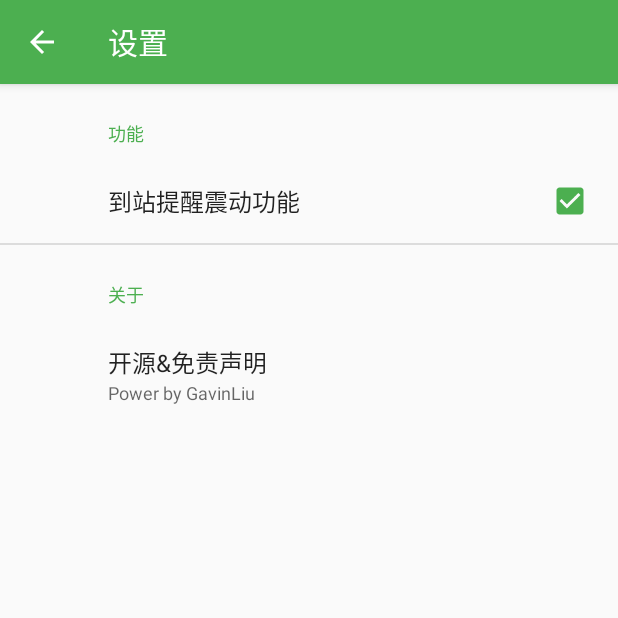
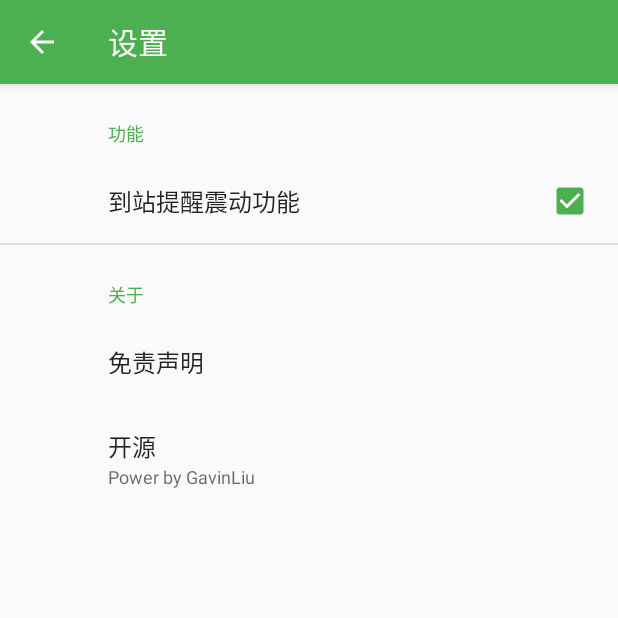
Before and after one commit to gavinliu/BusStation, an Android app: the SettingFragment screen opened directly, with no data from a screen before it, on a phone screen of 412 x 824 dp, the top half of it. Run offline under Robolectric (Android 15) with nearby library versions, the phone set to English and light mode, and no system bars; our stand-ins replace androidx.preference; libraries missing offline, so code that uses them is left out: com.umeng.analytics; 1 statement that could not run was skipped.

```diff
--- a/app/src/main/java/cn/gavinliu/bus/station/service/AlarmService.java
+++ b/app/src/main/java/cn/gavinliu/bus/station/service/AlarmService.java
@@ -352,11 +352,15 @@ public class AlarmService extends Service {
             }
         }
 
+        String title = "到站提醒：" + AlarmManager.getInstance().getStationName();
+
         return new NotificationCompat.Builder(getApplication())
-                .setContentTitle("到站提醒: " + AlarmManager.getInstance().getStationName())
+                .setTicker(title)
+                .setContentTitle(title)
                 .setContentText(content)
                 .setSmallIcon(R.mipmap.ic_notification)
                 .setContentIntent(createContentIntent())
+                .setWhen(System.currentTimeMillis())
                 .build();
     }
 
--- /dev/null
+++ b/app/src/main/res/drawable/ic_search_text_cursor.xml
@@ -0,0 +1,10 @@
+<?xml version="1.0" encoding="utf-8"?>
+<shape xmlns:android="http://schemas.android.com/apk/res/android"
+    android:shape="rectangle">
+
+    <solid android:color="#FFFFFF" />
+
+    <size android:width="1.5dp" />
+
+
+</shape>
--- a/app/src/main/res/layout/alert_layout.xml
+++ b/app/src/main/res/layout/alert_layout.xml
@@ -9,7 +9,7 @@
         android:layout_marginBottom="28dp"
         android:background="@drawable/bg_alert_layout"
         android:orientation="vertical"
-        android:padding="28dp">
+        android:padding="20dp">
 
         <TextView
             android:id="@+id/title"
--- a/app/src/main/res/values/dimens.xml
+++ b/app/src/main/res/values/dimens.xml
@@ -5,6 +5,6 @@
 
     <dimen name="divider_size">2px</dimen>
 
-    <dimen name="alert_layout_margin_LR">60dp</dimen>
+    <dimen name="alert_layout_margin_LR">45dp</dimen>
     <dimen name="alert_layout_height">200dp</dimen>
 </resources>
--- a/app/src/main/res/values/styles.xml
+++ b/app/src/main/res/values/styles.xml
@@ -17,8 +17,14 @@
         <item name="android:listSeparatorTextViewStyle">@style/AppTheme.ListSeparatorTextView</item>
 
         <item name="preferenceTheme">@style/AppTheme.PreferenceTheme</item>
+
+        <item name="autoCompleteTextViewStyle">@style/cursorColor</item>
     </style>
 
+
+    <style name="cursorColor" parent="Widget.AppCompat.AutoCompleteTextView">
+        <item name="android:textCursorDrawable">@drawable/ic_search_text_cursor</item>
+    </style>
 
     <style name="ListItemTitle">
         <item name="android:textSize">18sp</item>
--- a/app/src/main/res/xml/setting.xml
+++ b/app/src/main/res/xml/setting.xml
@@ -16,9 +16,13 @@
         android:title="关于">
 
         <android.support.v7.preference.PreferenceScreen
+            android:key="disclaimer"
+            android:title="免责声明"/>
+
+        <android.support.v7.preference.PreferenceScreen
             android:key="openSource"
             android:summary="Power by GavinLiu"
-            android:title="开源&amp;免责声明"/>
+            android:title="开源"/>
 
     </android.support.v7.preference.PreferenceCategory>
 
```
Also changed, not shown: app/src/main/java/cn/gavinliu/bus/station/ui/setting/SettingFragment.java (+13 -0 lines), app/src/main/res/drawable-hdpi/ic_notification.png (deleted), app/src/main/res/drawable-mdpi/ic_notification.png (deleted), app/src/main/res/drawable-xhdpi/ic_notification.png (deleted), app/src/main/res/drawable-xxhdpi/ic_notification.png (deleted), app/src/main/res/drawable-xxxhdpi/ic_notification.png (deleted).
